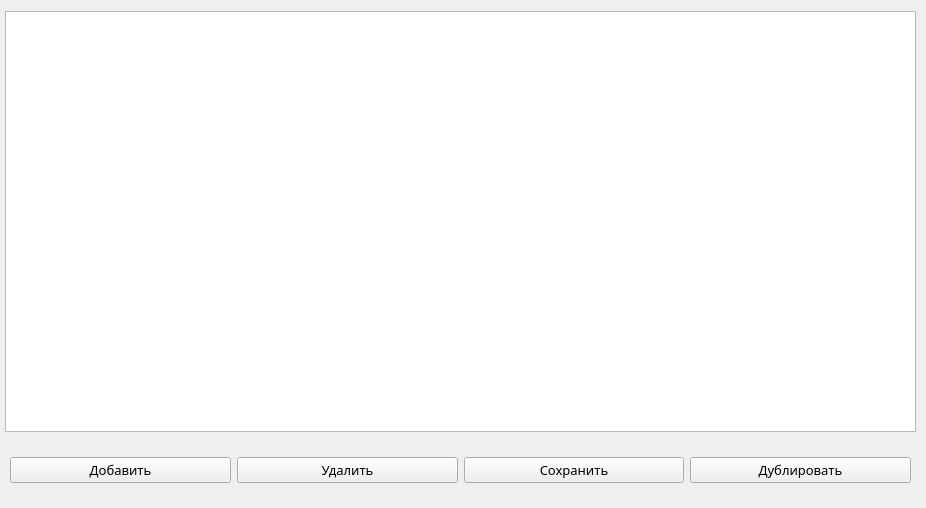
Old version of the form players.ui in the repository PrincePepper/DVFU_Course_work_2020_yeticup.
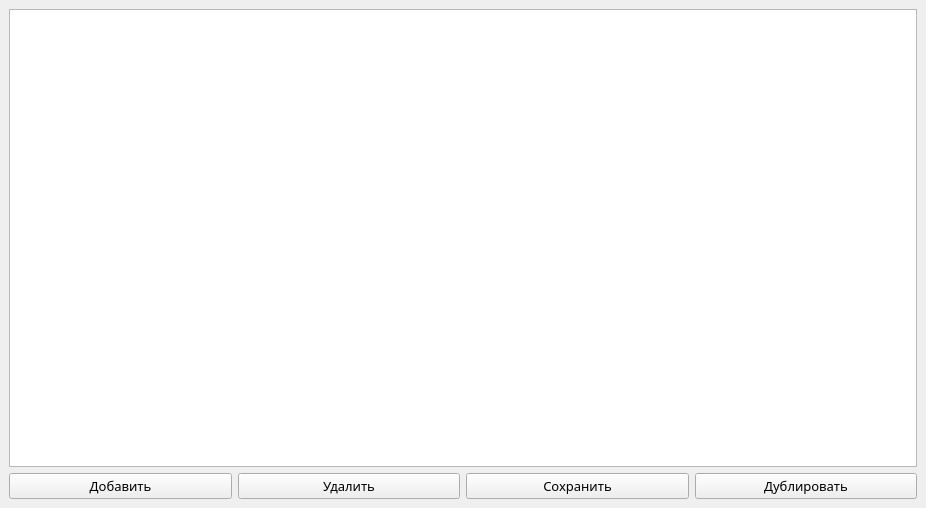
New version of the form.

Commit message: теперь элементы в окнах меняют местоположение при растягивании

```diff
--- a/players.ui
+++ b/players.ui
@@ -28,15 +28,21 @@
      <bold>true</bold>
     </font>
    </property>
-   <widget class="QWidget" name="horizontalLayoutWidget">
-    <property name="geometry">
-     <rect>
-      <x>10</x>
-      <y>450</y>
-      <width>901</width>
-      <height>41</height>
-     </rect>
-    </property>
+   <layout class="QGridLayout" name="gridLayout">
+    <item row="0" column="0">
+     <widget class="QTableWidget" name="table">
+      <attribute name="horizontalHeaderDefaultSectionSize">
+       <number>400</number>
+      </attribute>
+      <attribute name="horizontalHeaderShowSortIndicator" stdset="0">
+       <bool>true</bool>
+      </attribute>
+      <attribute name="horizontalHeaderStretchLastSection">
+       <bool>true</bool>
+      </attribute>
+     </widget>
+    </item>
+    <item row="1" column="0">
     <layout class="QHBoxLayout" name="horizontalLayout">
      <item>
       <widget class="QPushButton" name="add_button">
@@ -100,26 +106,8 @@
       </widget>
      </item>
     </layout>
-   </widget>
-   <widget class="QTableWidget" name="table">
-    <property name="geometry">
-     <rect>
-      <x>5</x>
-      <y>11</y>
-      <width>911</width>
-      <height>421</height>
-     </rect>
-    </property>
-    <attribute name="horizontalHeaderDefaultSectionSize">
-     <number>400</number>
-    </attribute>
-    <attribute name="horizontalHeaderShowSortIndicator" stdset="0">
-     <bool>true</bool>
-    </attribute>
-    <attribute name="horizontalHeaderStretchLastSection">
-     <bool>true</bool>
-    </attribute>
-   </widget>
+    </item>
+   </layout>
   </widget>
  </widget>
  <resources/>
```
Lines whose indentation alone changed are shown as unchanged. The commit also changes 6 other files.
